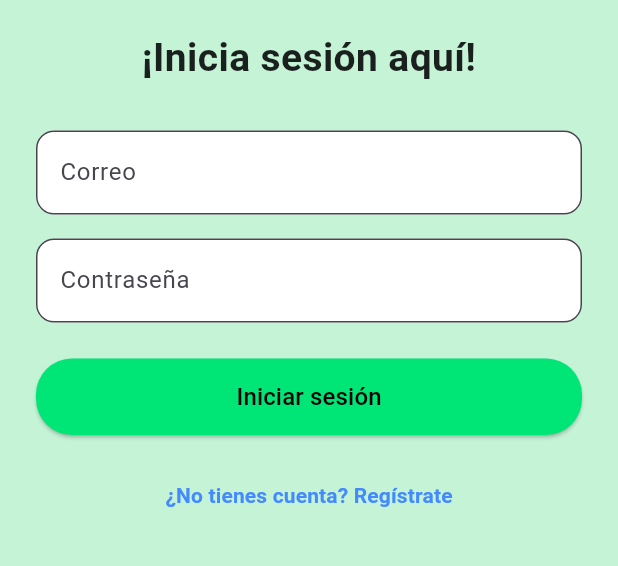
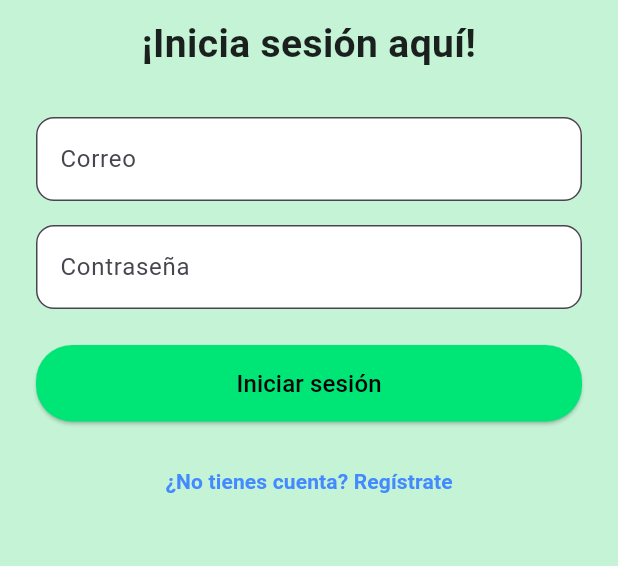
Before and after one commit to kurkobein/tailsgram, a Flutter app: the screen it shows after launch, on a phone screen of 412 x 824 dp, the part 228-794 px from its top. Run offline on Flutter 3.47's test engine with Material 3 defaults, Android fonts, the phone set to English and light mode, and no system bars; our stand-ins replace cloud_firestore, file_picker, firebase_auth, firebase_core, flutter_map, geolocator and 4 more; accounts and stored records are empty.

Commit message:
fix: correccion de error al editar mascota. Solucion de error en dimensiones de login y perfil

```diff
--- a/lib/pages/auth_screen/profile_screen.dart
+++ b/lib/pages/auth_screen/profile_screen.dart
@@ -103,7 +103,7 @@ class _PerfilScreenState extends State<PerfilScreen> {
                             ? NetworkImage(_fotoController.text)
                             : null,
                       ),
-                      SizedBox(width: 15),
+                      SizedBox(width: 10),
                       Column(
                         crossAxisAlignment: CrossAxisAlignment.start,
                         children: [
--- a/lib/pages/login_screen.dart
+++ b/lib/pages/login_screen.dart
@@ -56,7 +56,7 @@ class _LoginScreenState extends State<LoginScreen> {
                           height: 100,
                         ),
                       ),
-                      const SizedBox(height: 20),
+                      const SizedBox(height: 11),
                       const Text(
                         '¡Inicia sesión aquí!',
                         style: TextStyle(
--- a/lib/pages/posts_page.dart
+++ b/lib/pages/posts_page.dart
@@ -1,5 +1,4 @@
 import 'dart:io';
-
 import 'package:firebase_auth/firebase_auth.dart';
 import 'package:flutter/material.dart';
 import 'package:tailsgram/services/storage/storage_image_post.dart';
@@ -86,7 +85,8 @@ class _PaginaSubirState extends State<PaginaSubir> {
         centerTitle: true,
         backgroundColor: const Color.fromARGB(255, 198, 241, 214),
       ),
-      body: FutureBuilder<DocumentSnapshot>(
+      body: SingleChildScrollView(
+        child: FutureBuilder<DocumentSnapshot>(
               future: FirebaseFirestore.instance.collection('usuarios').doc(user?.uid).get(),
               builder: (context, snapshot) {
                 String userName = 'Usuario';
@@ -163,6 +163,7 @@ class _PaginaSubirState extends State<PaginaSubir> {
                 );
               },
             ),
+          )
       );
   }
 }
```
Also changed, not shown: lib/pages/mascota_screen/mascota_edit_screen.dart (+11 -5 lines). Lines whose indentation alone changed are shown as unchanged.
